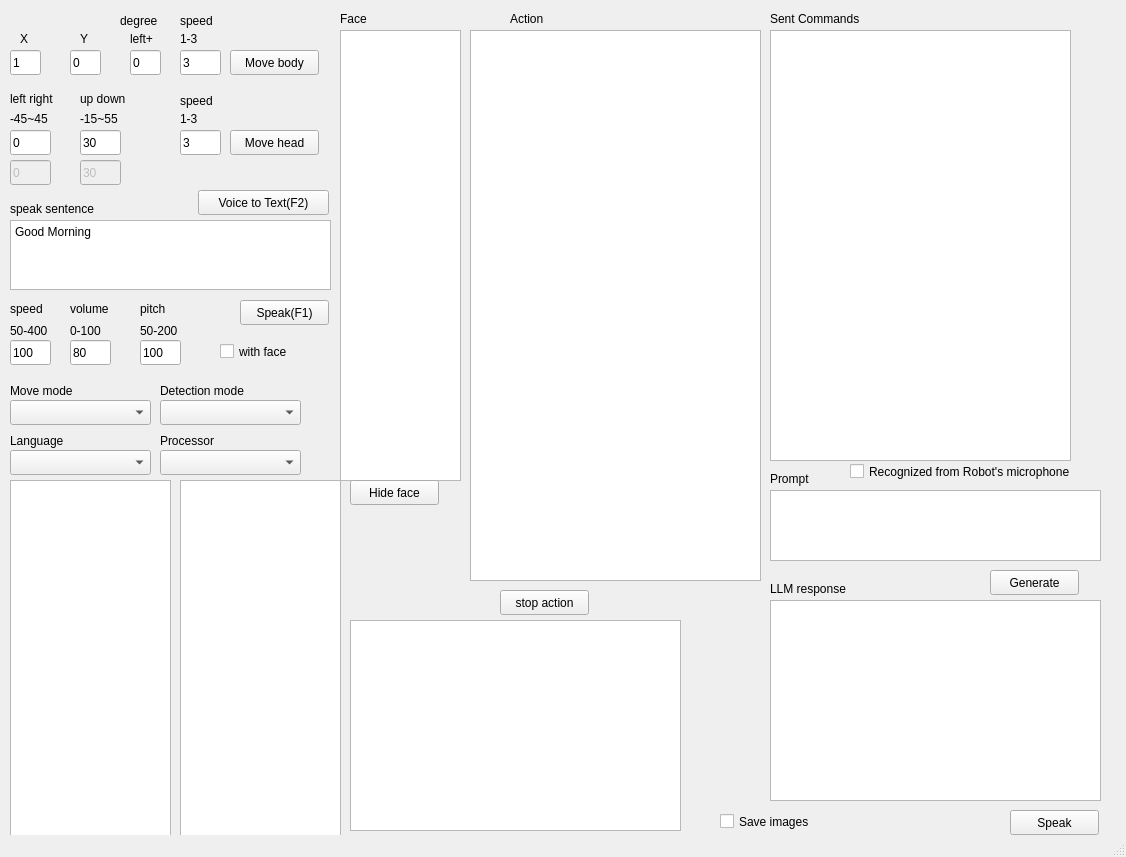
Above: Server/Zenbo/mainwindow.ui from yangchihyuan/RobotNurseHelper before the change. Below: the same form after it.
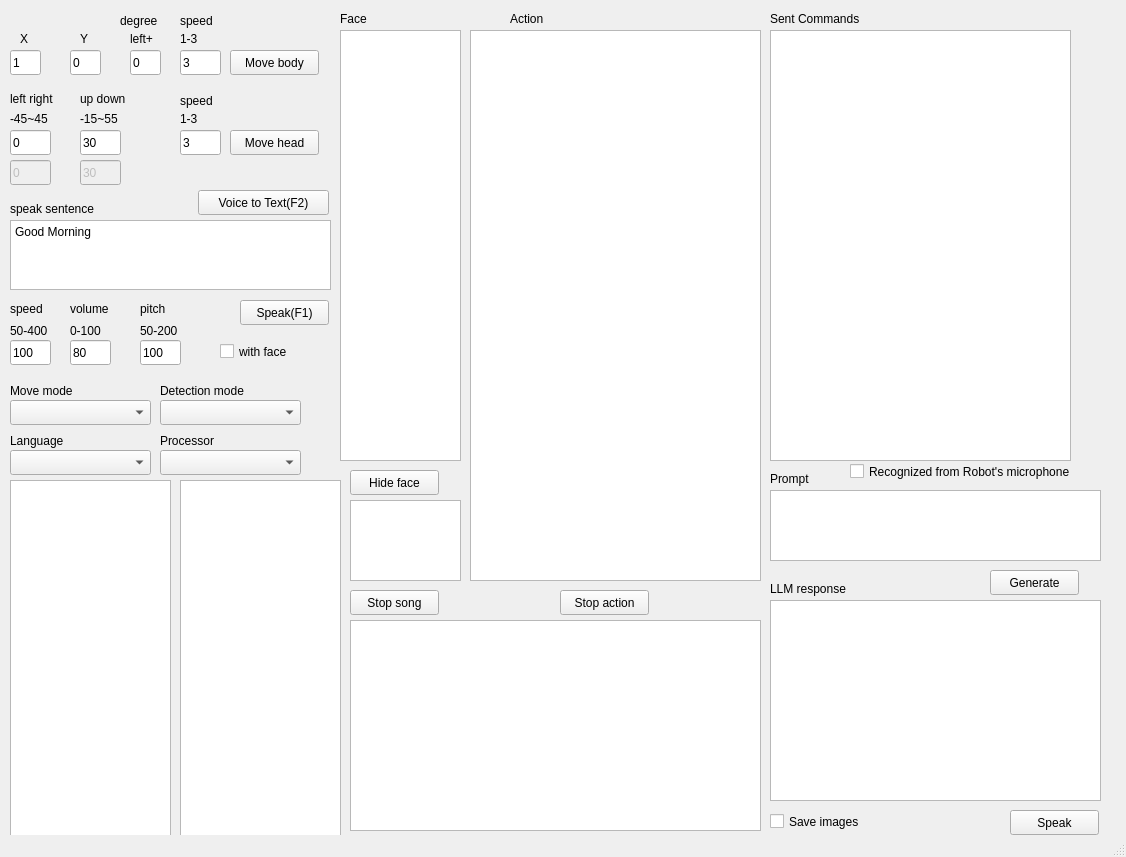
That is the form after the change.

Diff of the .ui file:
```diff
--- a/Server/Zenbo/mainwindow.ui
+++ b/Server/Zenbo/mainwindow.ui
@@ -179,7 +179,7 @@
       <x>340</x>
       <y>30</y>
       <width>121</width>
-      <height>451</height>
+      <height>431</height>
      </rect>
     </property>
    </widget>
@@ -675,14 +675,14 @@
    <widget class="QPushButton" name="pushButton_stop_action">
     <property name="geometry">
      <rect>
-      <x>500</x>
+      <x>560</x>
       <y>590</y>
       <width>89</width>
       <height>25</height>
      </rect>
     </property>
     <property name="text">
-     <string>stop action</string>
+     <string>Stop action</string>
     </property>
    </widget>
    <widget class="QPushButton" name="pushButton_voice_to_text">
@@ -723,7 +723,7 @@
      <rect>
       <x>350</x>
       <y>620</y>
-      <width>331</width>
+      <width>411</width>
       <height>211</height>
      </rect>
     </property>
@@ -731,7 +731,7 @@
    <widget class="QCheckBox" name="checkBox_SaveImages">
     <property name="geometry">
      <rect>
-      <x>720</x>
+      <x>770</x>
       <y>810</y>
       <width>111</width>
       <height>23</height>
@@ -888,7 +888,7 @@
     <property name="geometry">
      <rect>
       <x>350</x>
-      <y>480</y>
+      <y>470</y>
       <width>89</width>
       <height>25</height>
      </rect>
@@ -920,6 +920,29 @@
      <string>Language</string>
     </property>
    </widget>
+   <widget class="QListView" name="listView_Song">
+    <property name="geometry">
+     <rect>
+      <x>350</x>
+      <y>500</y>
+      <width>111</width>
+      <height>81</height>
+     </rect>
+    </property>
+   </widget>
+   <widget class="QPushButton" name="pushButton_stop_song">
+    <property name="geometry">
+     <rect>
+      <x>350</x>
+      <y>590</y>
+      <width>89</width>
+      <height>25</height>
+     </rect>
+    </property>
+    <property name="text">
+     <string>Stop song</string>
+    </property>
+   </widget>
   </widget>
   <widget class="QStatusBar" name="statusbar"/>
  </widget>
```
